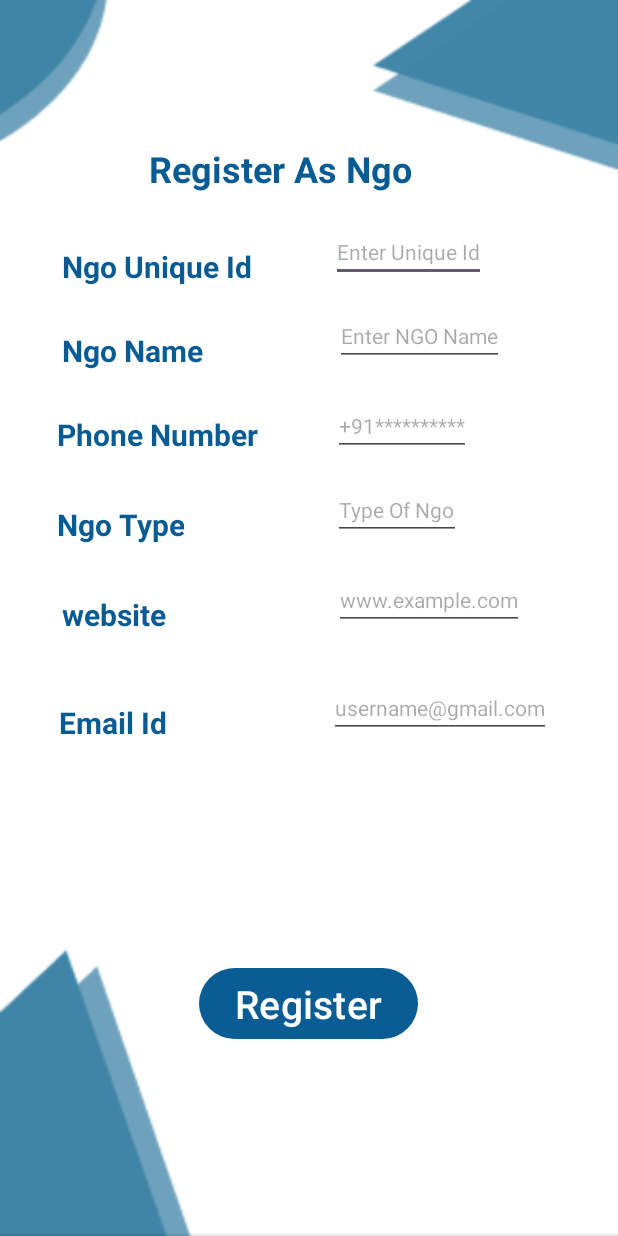
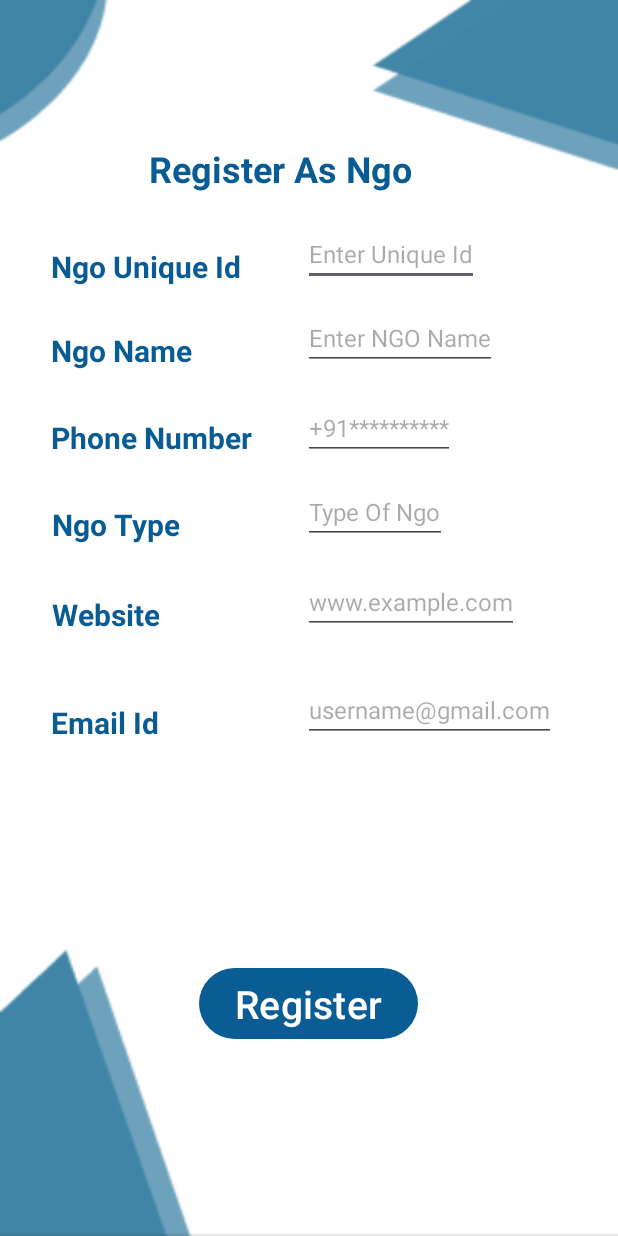
Before and after one commit to rahulmukati67/NGO-CONNECT-APP, an Android app: the NgoRegistrationPage screen opened directly, with no data from a screen before it, on a phone screen of 412 x 824 dp. Run offline under Robolectric (Android 15) with nearby library versions, the light colour scheme and no system bars.

Commit message:
NGO Connect App : Commit and More to Go

```diff
--- a/app/build.gradle.kts
+++ b/app/build.gradle.kts
@@ -52,7 +52,9 @@ dependencies {
     androidTestImplementation("androidx.test.ext:junit:1.1.5")
     androidTestImplementation("androidx.test.espresso:espresso-core:3.5.1")
 
-    implementation ("com.google.firebase:firebase-auth:21.0.1")
+    implementation("com.google.firebase:firebase-auth-ktx")
+    implementation(platform("com.google.firebase:firebase-bom:32.4.0"))
+
     implementation ("com.google.android.gms:play-services-auth:20.0.0")
 
     implementation ("de.hdodenhof:circleimageview:3.1.0")
--- a/app/src/main/java/com/project/ngoconnectapp/OtpActivity.kt
+++ b/app/src/main/java/com/project/ngoconnectapp/OtpActivity.kt
@@ -23,7 +23,7 @@ class OtpActivity : AppCompatActivity() {
         auth = FirebaseAuth.getInstance()
         btnverify = findViewById(R.id.btnverify)
 
-        val Number = intent.getStringExtra("phoneNumberr")
+        val Number = intent.getStringExtra("phoneNumber")
 
         Toast.makeText(this, "Code sent to $Number",Toast.LENGTH_LONG).show()
 
--- a/app/src/main/java/com/project/ngoconnectapp/ProfileFragment.kt
+++ b/app/src/main/java/com/project/ngoconnectapp/ProfileFragment.kt
@@ -16,5 +16,10 @@ class ProfileFragment : Fragment() {
         return inflater.inflate(R.layout.fragment_profile, container, false)
     }
 
+    override fun onViewCreated(view: View, savedInstanceState: Bundle?) {
+        super.onViewCreated(view, savedInstanceState)
+
+    }
+
 
 }
--- /dev/null
+++ b/app/src/main/java/com/project/ngoconnectapp/User.kt
@@ -0,0 +1,7 @@
+package com.project.ngoconnectapp
+
+data class User(
+    val userId: String? = "",
+    val username: String? = "",
+    val email: String? = ""
+)
--- a/app/src/main/java/com/project/ngoconnectapp/UserRegistrationPage.kt
+++ b/app/src/main/java/com/project/ngoconnectapp/UserRegistrationPage.kt
@@ -13,12 +13,8 @@ import com.google.android.gms.auth.api.signin.GoogleSignInAccount
 import com.google.android.gms.auth.api.signin.GoogleSignInOptions
 import com.google.android.gms.common.api.ApiException
 import com.google.android.gms.tasks.Task
-import com.google.firebase.FirebaseException
 import com.google.firebase.auth.FirebaseAuth
 import com.google.firebase.auth.GoogleAuthProvider
-import com.google.firebase.auth.PhoneAuthCredential
-import com.google.firebase.auth.PhoneAuthOptions
-import com.google.firebase.auth.PhoneAuthProvider
 import com.google.firebase.database.FirebaseDatabase
 
 class UserRegistrationPage : AppCompatActivity() {
@@ -52,8 +48,7 @@ class UserRegistrationPage : AppCompatActivity() {
         }
         btncontinue.setOnClickListener(View.OnClickListener {
             val intent = Intent(this , OtpActivity::class.java)
-            intent.putExtra("phoneNumberr" , number)
-//            Toast.makeText(this, "done $number",Toast.LENGTH_LONG).show()
+            intent.putExtra("phoneNumber" , number)
             startActivity(intent)
         })
 
@@ -112,10 +107,3 @@ class UserRegistrationPage : AppCompatActivity() {
         private const val RC_SIGN_IN = 9001
     }
 }
-
-
-data class User(
-    val userId: String? = "",
-    val username: String? = "",
-    val email: String? = ""
-)
--- a/app/src/main/res/layout/activity_ngo_registration_page.xml
+++ b/app/src/main/res/layout/activity_ngo_registration_page.xml
@@ -15,7 +15,7 @@
         android:gravity="center"
         android:text="Register As Ngo"
         android:textColor="#095C93"
-        android:textSize="24dp"
+        android:textSize="24sp"
         android:textStyle="bold"
         app:layout_constraintBottom_toBottomOf="parent"
         app:layout_constraintEnd_toEndOf="parent"
@@ -32,11 +32,9 @@
         android:gravity="center"
         android:text="Ngo Unique Id"
         android:textColor="#095C93"
-        android:textSize="20dp"
+        android:textSize="20sp"
         android:textStyle="bold"
-        app:layout_constraintEnd_toStartOf="@+id/ngoUniqueId"
-        app:layout_constraintHorizontal_bias="0.44"
-        app:layout_constraintStart_toStartOf="parent"
+        app:layout_constraintStart_toStartOf="@+id/ngoid2"
         app:layout_constraintTop_toTopOf="parent"></TextView>
 
     <TextView
@@ -47,11 +45,10 @@
         android:gravity="center"
         android:text="Ngo Name"
         android:textColor="#095C93"
-        android:textSize="20dp"
+        android:textSize="20sp"
         android:textStyle="bold"
-        app:layout_constraintEnd_toStartOf="@+id/ngoUniqueId"
-        app:layout_constraintHorizontal_bias="0.325"
-        app:layout_constraintStart_toStartOf="parent"
+        app:layout_constraintBottom_toBottomOf="@+id/ngoName"
+        app:layout_constraintStart_toStartOf="@+id/ngoid4"
         app:layout_constraintTop_toTopOf="parent"></TextView>
 
     <TextView
@@ -62,11 +59,10 @@
         android:gravity="center"
         android:text="Ngo Type"
         android:textColor="#095C93"
-        android:textSize="20dp"
+        android:textSize="20sp"
         android:textStyle="bold"
-        app:layout_constraintEnd_toStartOf="@+id/ngoUniqueId"
-        app:layout_constraintHorizontal_bias="0.274"
-        app:layout_constraintStart_toStartOf="parent"
+        app:layout_constraintBottom_toBottomOf="@+id/ngoType"
+        app:layout_constraintStart_toStartOf="@+id/ngoid6"
         app:layout_constraintTop_toTopOf="parent"></TextView>
 
     <TextView
@@ -75,13 +71,12 @@
         android:layout_height="wrap_content"
         android:layout_marginTop="396dp"
         android:gravity="center"
-        android:text="website"
+        android:text="Website"
         android:textColor="#095C93"
-        android:textSize="20dp"
+        android:textSize="20sp"
         android:textStyle="bold"
-        app:layout_constraintEnd_toStartOf="@+id/ngoUniqueId"
-        app:layout_constraintHorizontal_bias="0.274"
-        app:layout_constraintStart_toStartOf="parent"
+        app:layout_constraintBottom_toBottomOf="@+id/NgoWebsite"
+        app:layout_constraintStart_toStartOf="@+id/ngoid5"
         app:layout_constraintTop_toTopOf="parent"></TextView>
 
     <TextView
@@ -92,7 +87,7 @@
         android:gravity="center"
         android:text="Email Id"
         android:textColor="#095C93"
-        android:textSize="20dp"
+        android:textSize="20sp"
         android:textStyle="bold"
         app:layout_constraintEnd_toStartOf="@+id/ngoUniqueId"
         app:layout_constraintHorizontal_bias="0.263"
@@ -107,11 +102,10 @@
         android:gravity="center"
         android:text="Phone Number"
         android:textColor="#095C93"
-        android:textSize="20dp"
+        android:textSize="20sp"
         android:textStyle="bold"
-        app:layout_constraintEnd_toStartOf="@+id/ngoUniqueId"
-        app:layout_constraintHorizontal_bias="0.435"
-        app:layout_constraintStart_toStartOf="parent"
+        app:layout_constraintBottom_toBottomOf="@+id/ngoContactNumber"
+        app:layout_constraintStart_toStartOf="@+id/ngoid3"
         app:layout_constraintTop_toTopOf="parent"></TextView>
 
     <EditText
@@ -120,13 +114,12 @@
         android:layout_height="wrap_content"
         android:layout_marginTop="148dp"
         android:hint="Enter Unique Id"
+        android:inputType="text|textNoSuggestions"
         android:lines="1"
+
         android:maxWidth="195dp"
-        android:textSize="14sp"
-        app:layout_constraintEnd_toEndOf="parent"
-
-        app:layout_constraintHorizontal_bias="0.715"
-        app:layout_constraintStart_toStartOf="parent"
+        android:textSize="16sp"
+        app:layout_constraintStart_toStartOf="@+id/ngoName"
         app:layout_constraintTop_toTopOf="parent" />
 
     <EditText
@@ -137,10 +130,8 @@
         android:hint="Enter NGO Name"
         android:lines="1"
         android:maxWidth="195dp"
-        android:textSize="14sp"
-        app:layout_constraintEnd_toEndOf="parent"
-        app:layout_constraintHorizontal_bias="0.747"
-        app:layout_constraintStart_toStartOf="parent"
+        android:textSize="16sp"
+        app:layout_constraintStart_toStartOf="@+id/ngoContactNumber"
         app:layout_constraintTop_toTopOf="parent" />
 
     <EditText
@@ -152,10 +143,8 @@
         android:inputType="number"
         android:lines="1"
         android:maxWidth="195dp"
-        android:textSize="14sp"
-        app:layout_constraintEnd_toEndOf="parent"
-        app:layout_constraintHorizontal_bias="0.694"
-        app:layout_constraintStart_toStartOf="parent"
+        android:textSize="16sp"
+        app:layout_constraintStart_toStartOf="@+id/ngoType"
         app:layout_constraintTop_toTopOf="parent" />
 
     <EditText
@@ -166,10 +155,8 @@
         android:hint="www.example.com"
         android:lines="1"
         android:maxWidth="250dp"
-        android:textSize="14sp"
-        app:layout_constraintEnd_toEndOf="parent"
-        app:layout_constraintHorizontal_bias="0.781"
-        app:layout_constraintStart_toStartOf="parent"
+        android:textSize="16sp"
+        app:layout_constraintStart_toStartOf="@+id/ngoEmail"
         app:layout_constraintTop_toTopOf="parent" />
 
     <EditText
@@ -180,10 +167,8 @@
         android:hint="Type Of Ngo"
         android:lines="1"
         android:maxWidth="195dp"
-        android:textSize="14sp"
-        app:layout_constraintEnd_toEndOf="parent"
-        app:layout_constraintHorizontal_bias="0.68"
-        app:layout_constraintStart_toStartOf="parent"
+        android:textSize="16sp"
+        app:layout_constraintStart_toStartOf="@+id/NgoWebsite"
         app:layout_constraintTop_toTopOf="parent" />
 
     <EditText
@@ -192,9 +177,10 @@
         android:layout_height="wrap_content"
         android:layout_marginTop="452dp"
         android:hint="username@gmail.com"
+        android:inputType="text|textEmailAddress"
         android:lines="1"
         android:maxWidth="250dp"
-        android:textSize="14sp"
+        android:textSize="16sp"
         app:layout_constraintEnd_toEndOf="parent"
         app:layout_constraintHorizontal_bias="0.83"
         app:layout_constraintStart_toStartOf="parent"
```
